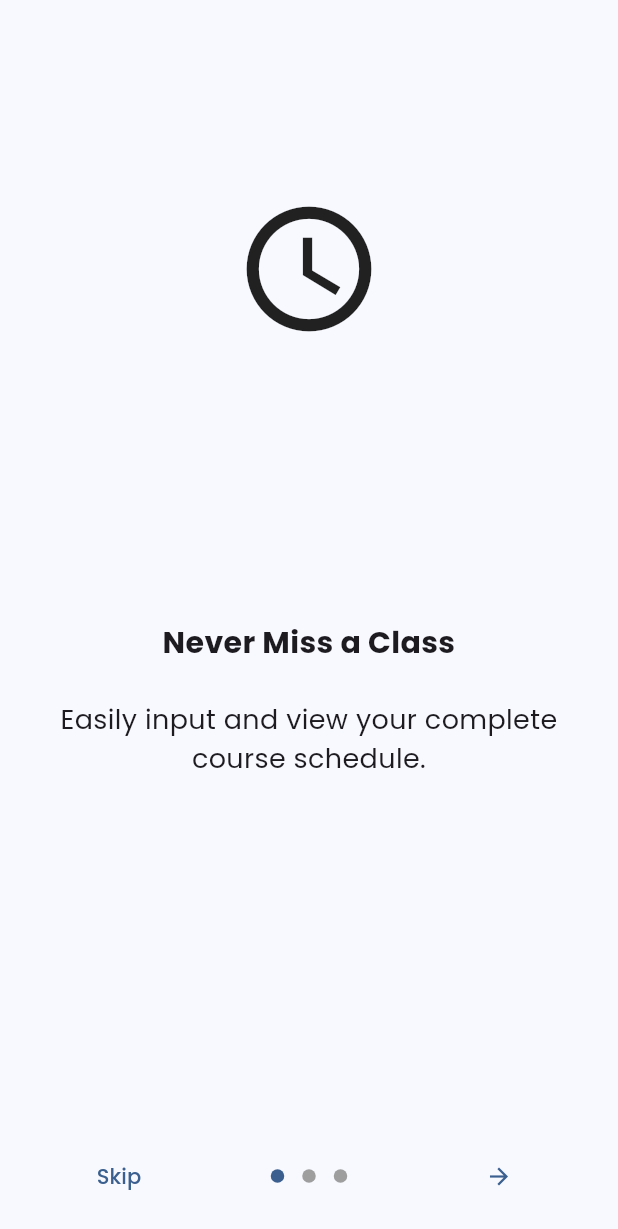
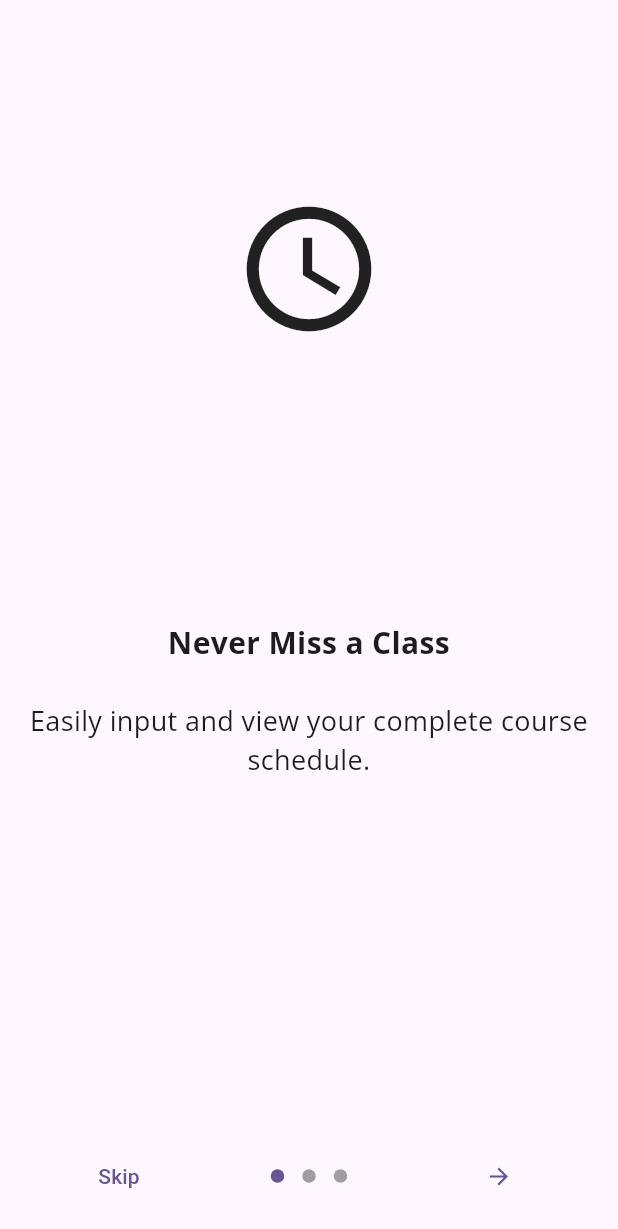
Before and after one commit to RealPerfect01/timetable, a Flutter app: the screen it shows after launch, on a phone screen of 412 x 824 dp. Shown: the top 1229 px of the screen. Run offline on Flutter 3.47's test engine with Material 3 defaults, Android fonts, the phone set to English and light mode, and no system bars; drawn by our look-alikes of introduction_screen; our stand-ins replace flutter_local_notifications, go_router, google_fonts, open_file, table_calendar, timezone; missing offline and left inert: syncfusion_flutter_xlsio.

```diff
--- a/lib/features/home/home_screen.dart
+++ b/lib/features/home/home_screen.dart
@@ -2,8 +2,8 @@ import 'package:flutter/material.dart';
 import 'package:go_router/go_router.dart';
 import 'package:provider/provider.dart';
 
-import '../../main.dart';
 import '../timetable/course_list_screen.dart';
+import '../../theme_provider.dart';
 
 class HomeScreen extends StatefulWidget {
   const HomeScreen({super.key});
--- a/lib/features/onboarding/onboarding_screen.dart
+++ b/lib/features/onboarding/onboarding_screen.dart
@@ -31,7 +31,7 @@ class OnboardingScreen extends StatelessWidget {
       ],
       onDone: () {
         // When done button is press
-        context.go('/signup');
+        context.go('/timetable');
       },
       showSkipButton: true,
       skip: const Text("Skip"),
--- a/lib/features/timetable/add_edit_course_screen.dart
+++ b/lib/features/timetable/add_edit_course_screen.dart
@@ -179,7 +179,6 @@ class _AddEditCourseScreenState extends State<AddEditCourseScreen> {
                     initialTime: _endTime,
                   );
                   if (time != null) {
-                    // Add validation for end time
                     setState(() {
                       _endTime = time;
                     });
--- a/lib/main.dart
+++ b/lib/main.dart
@@ -1,23 +1,9 @@
+
 import 'package:flutter/material.dart';
-import 'package:go_router/go_router.dart';
 import 'package:google_fonts/google_fonts.dart';
 import 'package:provider/provider.dart';
-
-// Screens
-import 'features/onboarding/splash_screen.dart';
-import 'features/onboarding/onboarding_screen.dart';
-import 'features/onboarding/login_screen.dart';
-import 'features/onboarding/signup_screen.dart';
-import 'features/timetable/add_edit_course_screen.dart';
-import 'features/timetable/course_list_screen.dart';
-import 'features/timetable/timetable_screen.dart';
-import 'features/timetable/course_details_screen.dart';
-import 'features/assignments/assignments_list_screen.dart';
-import 'features/settings/settings_screen.dart';
-
-// Providers
-import 'features/timetable/providers/courses_provider.dart';
-import 'features/timetable/models/course.dart';
+import 'package:myapp/features/timetable/providers/courses_provider.dart';
+import 'package:myapp/shared/routing/app_router.dart';
 
 void main() {
   runApp(
@@ -31,95 +17,89 @@ void main() {
   );
 }
 
-// ThemeProvider class to manage the theme state
 class ThemeProvider with ChangeNotifier {
   ThemeMode _themeMode = ThemeMode.system;
 
   ThemeMode get themeMode => _themeMode;
 
   void toggleTheme() {
-    _themeMode = _themeMode == ThemeMode.light
-        ? ThemeMode.dark
-        : ThemeMode.light;
+    _themeMode = _themeMode == ThemeMode.light ? ThemeMode.dark : ThemeMode.light;
+    notifyListeners();
+  }
+
+  void setSystemTheme() {
+    _themeMode = ThemeMode.system;
     notifyListeners();
   }
 }
-
-// GoRouter configuration
-final _router = GoRouter(
-  initialLocation: '/splash',
-  routes: [
-    GoRoute(path: '/splash', builder: (context, state) => const SplashScreen()),
-    GoRoute(
-      path: '/onboarding',
-      builder: (context, state) => const OnboardingScreen(),
-    ),
-    GoRoute(path: '/login', builder: (context, state) => const LoginScreen()),
-    GoRoute(path: '/signup', builder: (context, state) => const SignupScreen()),
-    GoRoute(path: '/', builder: (context, state) => const TimetableScreen()),
-    GoRoute(
-      path: '/add_course',
-      builder: (context, state) =>
-          AddEditCourseScreen(course: state.extra as Course?),
-    ),
-    GoRoute(
-      path: '/courses',
-      builder: (context, state) => const CourseListScreen(),
-    ),
-    GoRoute(
-      path: '/course_details',
-      builder: (context, state) =>
-          CourseDetailsScreen(course: state.extra as Course),
-    ),
-    GoRoute(
-      path: '/assignments',
-      builder: (context, state) => const AssignmentsListScreen(),
-    ),
-    GoRoute(
-      path: '/settings',
-      builder: (context, state) => const SettingsScreen(),
-    ),
-  ],
-);
 
 class MyApp extends StatelessWidget {
   const MyApp({super.key});
 
   @override
   Widget build(BuildContext context) {
-    const Color primarySeedColor = Color(0xFF4A90E2);
-    const Color secondaryColor = Color(0xFF7ED321);
+    const Color primarySeedColor = Colors.deepPurple;
+
+    final TextTheme appTextTheme = TextTheme(
+      displayLarge: GoogleFonts.oswald(fontSize: 57, fontWeight: FontWeight.bold),
+      titleLarge: GoogleFonts.roboto(fontSize: 22, fontWeight: FontWeight.w500),
+      bodyMedium: GoogleFonts.openSans(fontSize: 14),
+    );
+
+    final ThemeData lightTheme = ThemeData(
+      useMaterial3: true,
+      colorScheme: ColorScheme.fromSeed(
+        seedColor: primarySeedColor,
+        brightness: Brightness.light,
+      ),
+      textTheme: appTextTheme,
+      appBarTheme: AppBarTheme(
+        backgroundColor: primarySeedColor,
+        foregroundColor: Colors.white,
+        titleTextStyle: GoogleFonts.oswald(fontSize: 24, fontWeight: FontWeight.bold),
+      ),
+      elevatedButtonTheme: ElevatedButtonThemeData(
+        style: ElevatedButton.styleFrom(
+          foregroundColor: Colors.white,
+          backgroundColor: primarySeedColor,
+          shape: RoundedRectangleBorder(borderRadius: BorderRadius.circular(8)),
+          padding: const EdgeInsets.symmetric(horizontal: 24, vertical: 12),
+          textStyle: GoogleFonts.roboto(fontSize: 16, fontWeight: FontWeight.w500),
+        ),
+      ),
+    );
+
+    final ThemeData darkTheme = ThemeData(
+      useMaterial3: true,
+      colorScheme: ColorScheme.fromSeed(
+        seedColor: primarySeedColor,
+        brightness: Brightness.dark,
+      ),
+      textTheme: appTextTheme,
+      appBarTheme: AppBarTheme(
+        backgroundColor: Colors.grey[900],
+        foregroundColor: Colors.white,
+        titleTextStyle: GoogleFonts.oswald(fontSize: 24, fontWeight: FontWeight.bold),
+      ),
+      elevatedButtonTheme: ElevatedButtonThemeData(
+        style: ElevatedButton.styleFrom(
+          foregroundColor: Colors.black,
+          backgroundColor: Colors.deepPurple.shade200,
+          shape: RoundedRectangleBorder(borderRadius: BorderRadius.circular(8)),
+          padding: const EdgeInsets.symmetric(horizontal: 24, vertical: 12),
+          textStyle: GoogleFonts.roboto(fontSize: 16, fontWeight: FontWeight.w500),
+        ),
+      ),
+    );
 
     return Consumer<ThemeProvider>(
       builder: (context, themeProvider, child) {
         return MaterialApp.router(
-          title: 'Student Timetable',
-          theme: ThemeData(
-            useMaterial3: true,
-            colorScheme: ColorScheme.fromSeed(
-              seedColor: primarySeedColor,
-              brightness: Brightness.light,
-              secondary: secondaryColor,
-            ),
-            textTheme: GoogleFonts.poppinsTextTheme(
-              Theme.of(context).textTheme,
-            ),
-            visualDensity: VisualDensity.adaptivePlatformDensity,
-          ),
-          darkTheme: ThemeData(
-            useMaterial3: true,
-            colorScheme: ColorScheme.fromSeed(
-              seedColor: primarySeedColor,
-              brightness: Brightness.dark,
-              secondary: secondaryColor,
-            ),
-            textTheme: GoogleFonts.poppinsTextTheme(
-              Theme.of(context).primaryTextTheme,
-            ),
-            visualDensity: VisualDensity.adaptivePlatformDensity,
-          ),
+          routerConfig: AppRouter.router,
+          title: 'Flutter Material AI App',
+          theme: lightTheme,
+          darkTheme: darkTheme,
           themeMode: themeProvider.themeMode,
-          routerConfig: _router,
         );
       },
     );
--- /dev/null
+++ b/lib/routing/app_router.dart
@@ -0,0 +1,76 @@
+
+import 'package:go_router/go_router.dart';
+import '../features/home/home_screen.dart';
+import '../features/onboarding/splash_screen.dart';
+import '../features/onboarding/onboarding_screen.dart';
+import '../features/onboarding/login_screen.dart';
+import '../features/onboarding/signup_screen.dart';
+import '../features/timetable/course_list_screen.dart';
+import '../features/timetable/add_edit_course_screen.dart';
+import '../features/assignments/assignments_list_screen.dart';
+import '../features/tests/tests_screen.dart';
+import '../features/notifications/notifications_screen.dart';
+import '../features/profile/profile_screen.dart';
+import '../features/settings/settings_screen.dart';
+
+final GoRouter router = GoRouter(
+  initialLocation: '/splash',
+  routes: [
+    GoRoute(
+      path: '/splash',
+      builder: (context, state) => const SplashScreen(),
+    ),
+    GoRoute(
+      path: '/onboarding',
+      builder: (context, state) => const OnboardingScreen(),
+    ),
+    GoRoute(
+      path: '/login',
+      builder: (context, state) => const LoginScreen(),
+    ),
+    GoRoute(
+      path: '/signup',
+      builder: (context, state) => const SignupScreen(),
+    ),
+    GoRoute(
+      path: '/',
+      builder: (context, state) => const HomeScreen(),
+      routes: [
+        GoRoute(
+          path: 'courses',
+          builder: (context, state) => const CourseListScreen(),
+        ),
+        GoRoute(
+          path: 'add_course',
+          builder: (context, state) => const AddEditCourseScreen(),
+        ),
+        GoRoute(
+          path: 'edit_course/:id',
+          builder: (context, state) => AddEditCourseScreen(
+            course: state.extra as dynamic,
+          ),
+        ),
+        GoRoute(
+          path: 'assignments',
+          builder: (context, state) => const AssignmentsListScreen(),
+        ),
+        GoRoute(
+          path: 'tests',
+          builder: (context, state) => const TestsScreen(),
+        ),
+        GoRoute(
+          path: 'notifications',
+          builder: (context, state) => const NotificationsScreen(),
+        ),
+        GoRoute(
+          path: 'profile',
+          builder: (context, state) => const ProfileScreen(),
+        ),
+        GoRoute(
+          path: 'settings',
+          builder: (context, state) => const SettingsScreen(),
+        ),
+      ],
+    ),
+  ],
+);
--- /dev/null
+++ b/lib/shared/routing/app_router.dart
@@ -0,0 +1,33 @@
+import 'package:go_router/go_router.dart';
+import '../../features/onboarding/onboarding_screen.dart';
+import '../../features/timetable/timetable_screen.dart';
+import '../../features/timetable/course_list_screen.dart';
+import '../../features/timetable/add_edit_course_screen.dart';
+import '../../features/timetable/models/course.dart';
+
+class AppRouter {
+  static final GoRouter router = GoRouter(
+    routes: [
+      GoRoute(
+        path: '/',
+        builder: (context, state) => const OnboardingScreen(),
+      ),
+      GoRoute(
+        path: '/timetable',
+        builder: (context, state) => const TimetableScreen(),
+      ),
+      GoRoute(
+        path: '/courses',
+        builder: (context, state) => const CourseListScreen(),
+      ),
+      GoRoute(
+        path: '/add_course',
+        builder: (context, state) => const AddEditCourseScreen(),
+      ),
+      GoRoute(
+        path: '/edit_course',
+        builder: (context, state) => AddEditCourseScreen(course: state.extra as Course?),
+      ),
+    ],
+  );
+}
--- /dev/null
+++ b/lib/theme_provider.dart
@@ -0,0 +1,13 @@
+
+import 'package:flutter/material.dart';
+
+class ThemeProvider with ChangeNotifier {
+  ThemeMode _themeMode = ThemeMode.system;
+
+  ThemeMode get themeMode => _themeMode;
+
+  void toggleTheme() {
+    _themeMode = _themeMode == ThemeMode.light ? ThemeMode.dark : ThemeMode.light;
+    notifyListeners();
+  }
+}
--- a/pubspec.yaml
+++ b/pubspec.yaml
@@ -19,7 +19,8 @@ publish_to: 'none' # Remove this line if you wish to publish to pub.dev
 version: 1.0.0+1
 
 environment:
-  sdk: ^3.9.0
+  sdk: '>=3.9.0 <4.0.0'
+
 
 # Dependencies specify other packages that your package needs in order to work.
 # To automatically upgrade your package dependencies to the latest versions
@@ -43,6 +44,9 @@ dependencies:
   syncfusion_flutter_xlsio: ^31.2.5
   path_provider: ^2.1.5
   open_file: ^3.5.10
+  firebase_messaging: ^16.0.4
+  flutter_local_notifications: ^19.5.0
+  timezone: ^0.10.1
 
 dev_dependencies:
   flutter_test:
```
Also changed, not shown: lib/features/notifications/notification_service.dart (added, +38 -0 lines), lib/features/notifications/notifications_screen.dart (added, +18 -0 lines), lib/features/profile/profile_screen.dart (added, +18 -0 lines), lib/features/tests/tests_screen.dart (added, +18 -0 lines), lib/features/timetable/timetable_screen.dart (+12 -11 lines), lib/features/timetable/widgets/upcoming_classes_widget.dart (added, +100 -0 lines), lib/features/timetable/providers/courses_provider.dart (line endings or trailing spaces), pubspec.lock, 6 other files.
